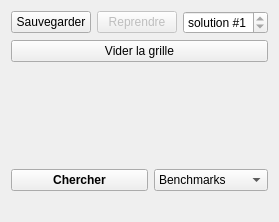
Old version of the form src/widget.ui in the repository antigol/Sudoku-Resolver-Multicore.
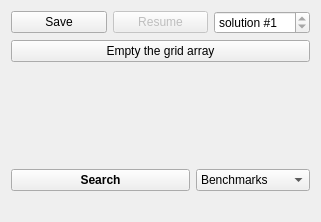
New version of the form. Icons and pictures are not drawn.

```diff
--- a/src/widget.ui
+++ b/src/widget.ui
@@ -6,7 +6,7 @@
    <rect>
     <x>0</x>
     <y>0</y>
-    <width>257</width>
+    <width>321</width>
     <height>222</height>
    </rect>
   </property>
@@ -23,7 +23,7 @@
      <item>
       <widget class="QPushButton" name="pushButton_save">
        <property name="text">
-        <string>Sauvegarder</string>
+        <string>Save</string>
        </property>
       </widget>
      </item>
@@ -33,7 +33,7 @@
         <bool>false</bool>
        </property>
        <property name="text">
-        <string>Reprendre</string>
+        <string>Resume</string>
        </property>
       </widget>
      </item>
@@ -61,7 +61,7 @@
    <item>
     <widget class="QPushButton" name="pushButton_reset">
      <property name="text">
-      <string>Vider la grille</string>
+      <string>Empty the grid array</string>
      </property>
     </widget>
    </item>
@@ -105,7 +105,7 @@
         </font>
        </property>
        <property name="text">
-        <string>Chercher</string>
+        <string>Search</string>
        </property>
       </widget>
      </item>
```
